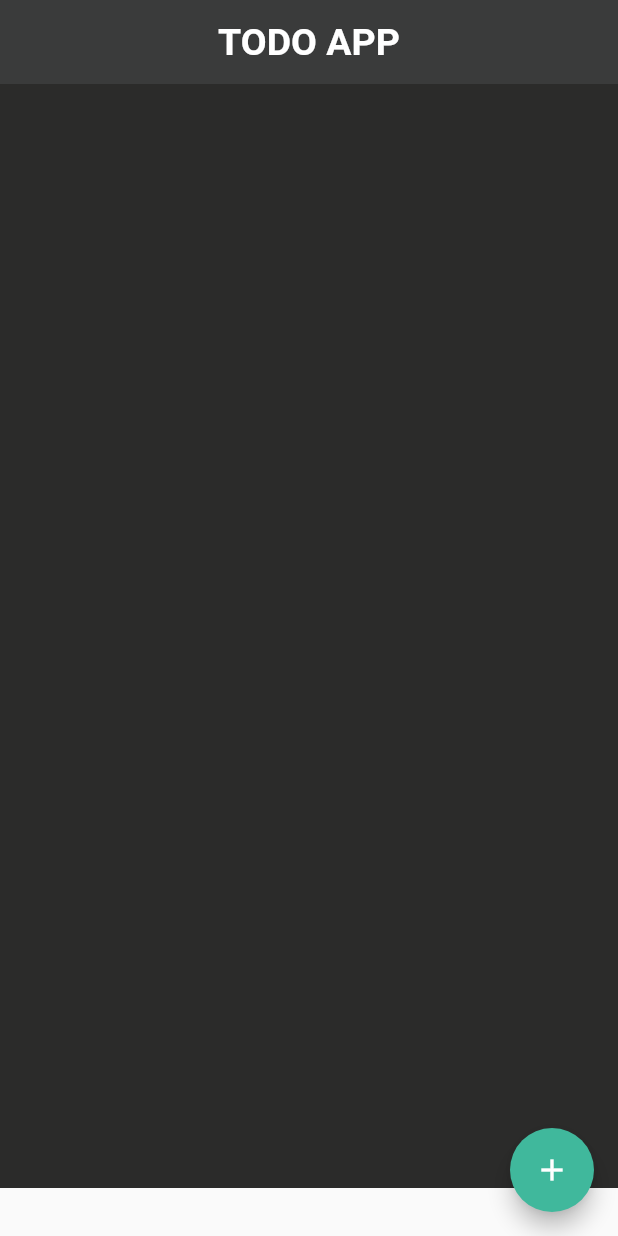
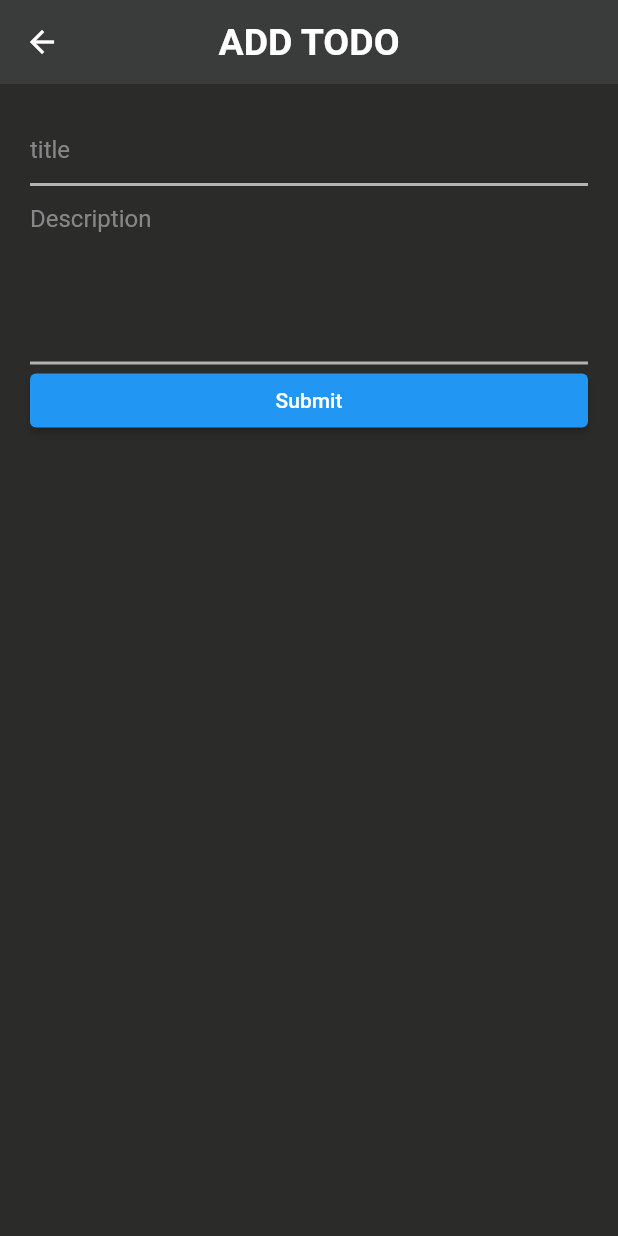
Before and after one commit to WassimBek/TODO-FLUTTER, a Flutter app: the screen it shows after launch, after a tap on the "add" icon, on a phone screen of 412 x 824 dp. Run offline on Flutter 3.47's test engine with Material 2 defaults, Android fonts, the light colour scheme and no system bars; our stand-ins replace get.

Commit message:
Adding HomePage And the Adding task Page

```diff
--- /dev/null
+++ b/clients/lib/components/Sections/BodyApp.dart
@@ -0,0 +1,18 @@
+import 'package:flutter/material.dart';
+
+class DefaultPage extends StatelessWidget {
+  const DefaultPage({super.key});
+
+  @override
+  Widget build(BuildContext context) {
+    return Column(
+      children: [
+        Container(
+          width: MediaQuery.of(context).size.width,
+          height: MediaQuery.of(context).size.height - 88,
+          color: const Color(0xff2b2b2a),
+        ),
+      ],
+    );
+  }
+}
--- /dev/null
+++ b/clients/lib/components/Sections/appBar.dart
@@ -0,0 +1,17 @@
+import 'package:flutter/material.dart';
+
+AppBar MyAppBar(String title) {
+  return AppBar(
+    backgroundColor: const Color(0xff3a3b3b),
+    title: Text(
+      title,
+      style: TextStyle(
+        color: Colors.white,
+        fontSize: 25.0,
+        fontWeight: FontWeight.bold,
+      ),
+    ),
+    centerTitle: true,
+    elevation: 0.0,
+  );
+}
--- /dev/null
+++ b/clients/lib/components/textField.dart
@@ -0,0 +1,30 @@
+import 'package:flutter/material.dart';
+
+class MyFormField extends StatelessWidget {
+  const MyFormField({super.key, required this.text, this.line});
+  final String text;
+  final int? line;
+  @override
+  Widget build(BuildContext context) {
+    return TextFormField(
+      maxLines: line,
+      style: TextStyle(color: Colors.white),
+      decoration: InputDecoration(
+          enabledBorder: UnderlineInputBorder(
+              borderSide: BorderSide(
+            width: 2,
+            color: const Color.fromARGB(255, 179, 179, 179),
+            style: BorderStyle.solid,
+          )),
+          focusedBorder: UnderlineInputBorder(
+              borderSide: BorderSide(
+            color: Colors.blue,
+            width: 3,
+            style: BorderStyle.solid,
+          )),
+          hintText: text,
+          hintStyle: TextStyle(color: Color.fromARGB(167, 184, 184, 184)),
+          labelStyle: TextStyle(color: Colors.white)),
+    );
+  }
+}
--- a/clients/lib/main.dart
+++ b/clients/lib/main.dart
@@ -14,8 +14,8 @@ class MyApp extends StatelessWidget {
   Widget build(BuildContext context) {
     return const GetMaterialApp(
       debugShowCheckedModeBanner: false,
-      title: 'TU-DO',
-      home:  MyHomePage(),
+      title: 'TO-DO',
+      home: MyHomePage(),
     );
   }
 }
--- /dev/null
+++ b/clients/lib/view/AddTaskPage.dart
@@ -0,0 +1,26 @@
+import 'package:clients/components/Sections/appBar.dart';
+import 'package:clients/components/textField.dart';
+import 'package:flutter/material.dart';
+
+class AddingTask extends StatelessWidget {
+  const AddingTask({super.key});
+
+  @override
+  Widget build(BuildContext context) {
+    return Scaffold(
+      backgroundColor: const Color(0xff2b2b2a),
+      appBar: MyAppBar('ADD TODO'),
+      body: ListView(
+        padding: EdgeInsets.all(20),
+        children: [
+          MyFormField(text: 'title'),
+          MyFormField(
+            text: 'Description',
+            line: 5,
+          ),
+          ElevatedButton(onPressed: () {}, child: Text("Submit"))
+        ],
+      ),
+    );
+  }
+}
--- a/clients/lib/view/HomePage.dart
+++ b/clients/lib/view/HomePage.dart
@@ -1,38 +1,20 @@
+import 'package:clients/components/Sections/BodyApp.dart';
+
+import '../components/Sections/appBar.dart';
+import '../components/Sections/floatingActionButton.dart';
 import 'package:flutter/material.dart';
+// import 'package:http/http.dart' as http;
 
 class MyHomePage extends StatelessWidget {
   const MyHomePage({super.key});
 
   @override
+  @override
   Widget build(BuildContext context) {
     return Scaffold(
-      appBar: AppBar(
-        backgroundColor: const Color(0xff3a3b3b),
-        title: const Text(
-          'TODO APP',
-          style: TextStyle(
-            color: Colors.white,
-            fontSize: 25.0,
-            fontWeight: FontWeight.bold,
-          ),
-        ),
-        centerTitle: true,
-        elevation: 0.0,
-      ),
-      body: Column(
-        children: [
-          Container(
-            width: MediaQuery.of(context).size.width,
-            height: MediaQuery.of(context).size.height - 88,
-            color: const Color(0xff2b2b2a),
-          ),
-        ],
-      ),
-      floatingActionButton: FloatingActionButton(
-        onPressed: () {},
-        backgroundColor: const Color(0xff40b89c),
-        child: const Icon(Icons.add),
-      ),
+      appBar: MyAppBar('TODO APP'),
+      body: DefaultPage() ,
+      floatingActionButton: MyFloatingButton(),
     );
   }
 }
--- a/services/model/db.json
+++ b/services/model/db.json
@@ -1 +1,7 @@
-{"data":[]}
+{"data":[
+    {
+        "title" : "ouassim" ,
+        "description" : "Bekheddouma",
+        "id" : 900
+    }
+]}
--- a/services/package.json
+++ b/services/package.json
@@ -4,13 +4,14 @@
   "description": "",
   "main": "index.js",
   "scripts": {
-    "test": "echo \"Error: no test specified\" && exit 1" ,
+    "test": "echo \"Error: no test specified\" && exit 1",
     "dev": "nodemon server.js"
   },
   "keywords": [],
   "author": "",
   "license": "ISC",
   "dependencies": {
+    "cors": "^2.8.5",
     "express": "^4.18.2"
   },
   "devDependencies": {
```
Also changed, not shown: clients/lib/components/Sections/floatingActionButton.dart (added, +9 -0 lines), clients/lib/components/button.dart (added, +28 -0 lines), services/package-lock.json, 1 other file.
